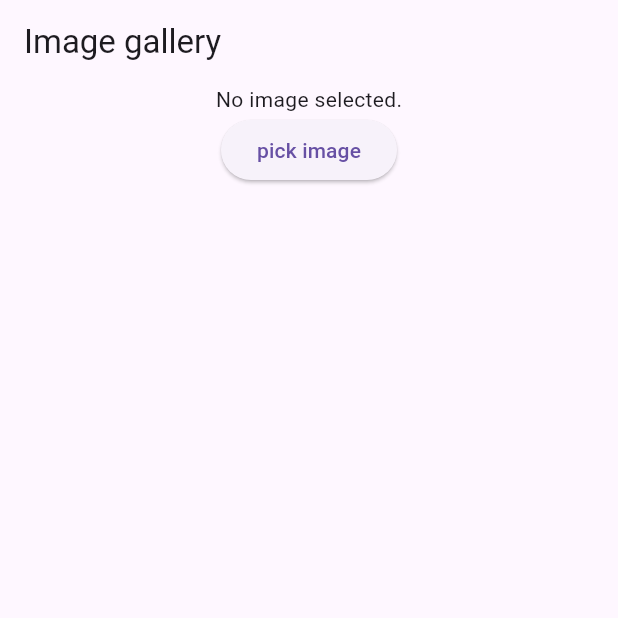
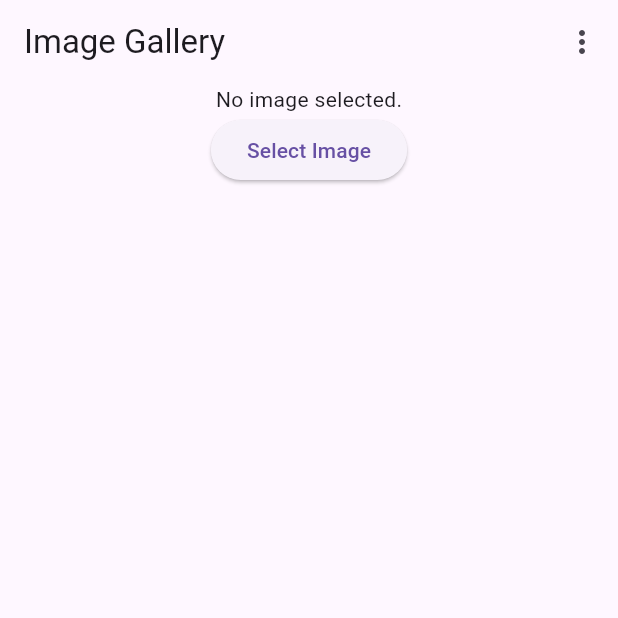
Before and after one commit to FelipeQueFez/flutter-web, a Flutter app: the screen it shows after launch, on a phone screen of 412 x 824 dp, the top half of it. Run offline on Flutter 3.47's test engine with Material 3 defaults, Android fonts, the phone set to English and light mode, and no system bars; our stand-ins replace firebase_core, firebase_storage; missing offline and left inert: image_picker_for_web, image_picker_platform_interface; accounts and stored records are empty; generated files the repository leaves out were written again.

Commit message:
chore:3.5

```diff
--- a/lib/image_gallery.dart
+++ b/lib/image_gallery.dart
@@ -2,8 +2,10 @@ import 'dart:typed_data';
 
 import 'package:firebase_storage/firebase_storage.dart';
 import 'package:flutter/material.dart';
+import 'package:image_gallery_app/main.dart';
 import 'package:image_picker_for_web/image_picker_for_web.dart';
 import 'package:image_picker_platform_interface/image_picker_platform_interface.dart';
+import 'package:flutter_gen/gen_l10n/app_localizations.dart';
 
 class ImageGallery extends StatefulWidget {
   const ImageGallery({super.key});
@@ -55,19 +57,43 @@ class _ImageGalleryState extends State<ImageGallery> {
     }
   }
 
+  _changeLanguage(Locale locale) {
+    setState(() {
+      MyApp.setLocale(context, locale);
+    });
+  }
+
   @override
   Widget build(BuildContext context) {
     return Scaffold(
       appBar: AppBar(
-        title: Text('Image gallery'),
+        title: Text(AppLocalizations.of(context)!.title),
+        actions: [
+          PopupMenuButton(onSelected: (String value) {
+            if (value == "English") {
+              _changeLanguage(Locale('en'));
+            } else if (value == "Português") {
+              _changeLanguage(Locale('pt'));
+            }
+          }, itemBuilder: (BuildContext context) {
+            return {'English', 'Português'}.map((String choice) {
+              return PopupMenuItem(
+                value: choice,
+                child: Text(choice),
+              );
+            }).toList();
+          }),
+        ],
       ),
       body: Center(
         child: Column(
           children: [
-            _image != null ? Image.memory(_image!) : Text('No image selected.'),
+            _image != null
+                ? Image.memory(_image!)
+                : Text(AppLocalizations.of(context)!.no_image_selected),
             ElevatedButton(
               onPressed: _pickeImage,
-              child: Text('pick image'),
+              child: Text(AppLocalizations.of(context)!.select_image),
             ),
             const SizedBox(
               height: 10,
@@ -75,11 +101,11 @@ class _ImageGalleryState extends State<ImageGallery> {
             if (_image != null)
               ElevatedButton(
                 onPressed: _uploadImage,
-                child: Text('Upload'),
+                child: Text(AppLocalizations.of(context)!.upload_image),
               ),
             if (loading != null && loading == true) CircularProgressIndicator(),
             if (loading != null && loading == false)
-              const Text('Imagem enviada com sucesso!')
+              Text(AppLocalizations.of(context)!.image_uploaded)
           ],
         ),
       ),
--- a/lib/l10n/app_pt.arb
+++ b/lib/l10n/app_pt.arb
@@ -3,6 +3,6 @@
     "title": "Galeria de imagens",
     "select_image": "Selecionar imagem",
     "upload_image": "Subir imagem",
-    "no_imagem_selected": "Nenhuma imagem selecionada.",
+    "no_image_selected": "Nenhuma imagem selecionada.",
     "image_uploaded": "Imagem enviada com sucesso!"
 }
--- a/lib/main.dart
+++ b/lib/main.dart
@@ -19,8 +19,24 @@ void main() async {
   runApp(MyApp());
 }
 
-class MyApp extends StatelessWidget {
-  Locale? _locale = const Locale('pt');
+class MyApp extends StatefulWidget {
+  static void setLocale(BuildContext context, Locale newLocale) {
+    var state = context.findAncestorStateOfType<_MyAppState>();
+    state?.changeLocale(newLocale);
+  }
+
+  @override
+  State<MyApp> createState() => _MyAppState();
+}
+
+class _MyAppState extends State<MyApp> {
+  Locale? _locale = const Locale('en');
+
+  void changeLocale(Locale newLocale) {
+    setState(() {
+      _locale = newLocale;
+    });
+  }
 
   @override
   Widget build(BuildContext context) {
@@ -28,6 +44,7 @@ class MyApp extends StatelessWidget {
       title: 'Image gallery app',
       home: ImageGallery(),
       locale: _locale,
+      debugShowCheckedModeBanner: false,
       localizationsDelegates: AppLocalizations.localizationsDelegates,
       supportedLocales: AppLocalizations.supportedLocales,
     );
```
